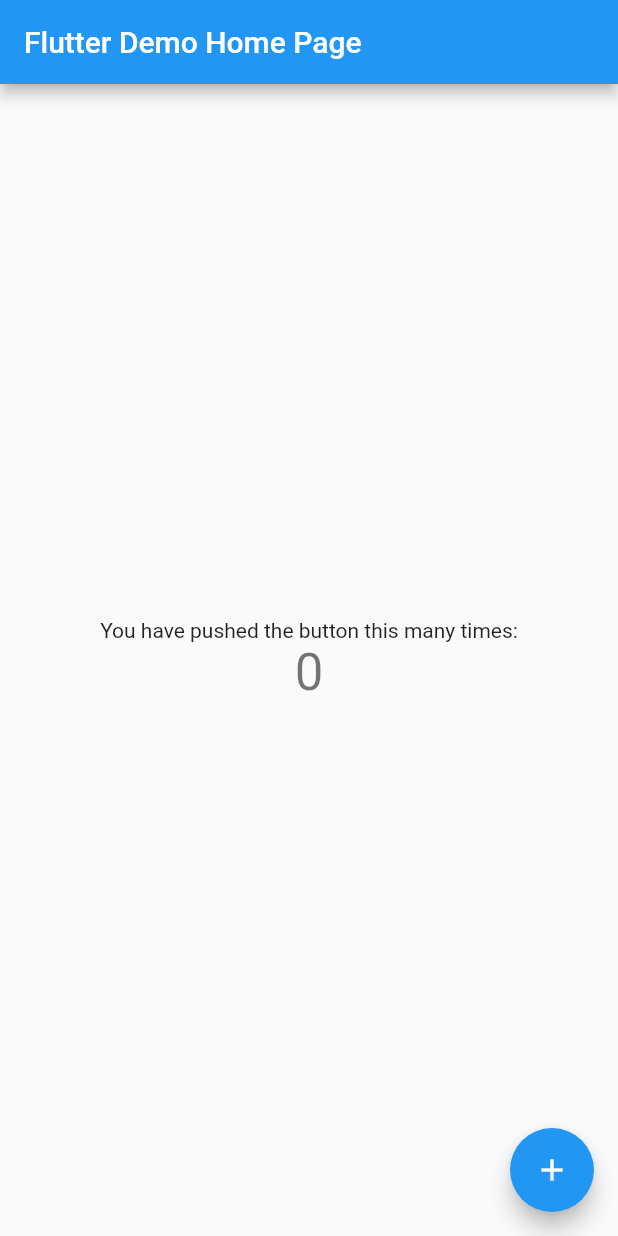
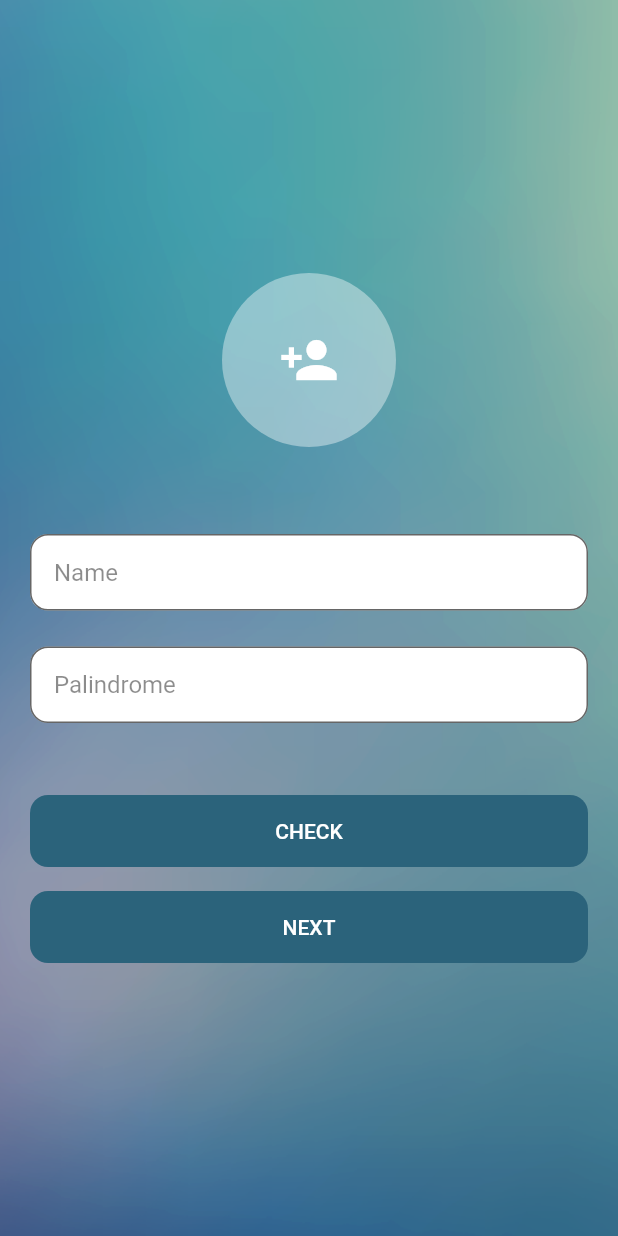
Before and after one commit to hamcuks/suitmedia-test, a Flutter app: the screen it shows after launch, on a phone screen of 412 x 824 dp. Run offline on Flutter 3.47's test engine with Material 2 defaults, Android fonts, the light colour scheme and no system bars.

Commit message:
feat: add home page, setup onGenerateRoute

```diff
--- a/lib/main.dart
+++ b/lib/main.dart
@@ -1,4 +1,6 @@
 import 'package:flutter/material.dart';
+import 'package:suitmedia_kampusmerdeka_tkd/pages/home_page.dart';
+import 'package:suitmedia_kampusmerdeka_tkd/router.dart';
 
 void main() {
   runApp(const MyApp());
@@ -7,109 +9,15 @@
 class MyApp extends StatelessWidget {
   const MyApp({super.key});
 
-  // This widget is the root of your application.
   @override
   Widget build(BuildContext context) {
     return MaterialApp(
-      title: 'Flutter Demo',
+      title: 'Suitmedia Test x Kampus Merdeka',
       theme: ThemeData(
-        // This is the theme of your application.
-        //
-        // Try running your application with "flutter run". You'll see the
-        // application has a blue toolbar. Then, without quitting the app, try
-        // changing the primarySwatch below to Colors.green and then invoke
-        // "hot reload" (press "r" in the console where you ran "flutter run",
-        // or simply save your changes to "hot reload" in a Flutter IDE).
-        // Notice that the counter didn't reset back to zero; the application
-        // is not restarted.
         primarySwatch: Colors.blue,
       ),
-      home: const MyHomePage(title: 'Flutter Demo Home Page'),
+      initialRoute: MyRouter.home,
+      onGenerateRoute: (settings) => MyRouter.onGenerateRoute(settings),
     );
   }
 }
-
-class MyHomePage extends StatefulWidget {
-  const MyHomePage({super.key, required this.title});
-
-  // This widget is the home page of your application. It is stateful, meaning
-  // that it has a State object (defined below) that contains fields that affect
-  // how it looks.
-
-  // This class is the configuration for the state. It holds the values (in this
-  // case the title) provided by the parent (in this case the App widget) and
-  // used by the build method of the State. Fields in a Widget subclass are
-  // always marked "final".
-
-  final String title;
-
-  @override
-  State<MyHomePage> createState() => _MyHomePageState();
-}
-
-class _MyHomePageState extends State<MyHomePage> {
-  int _counter = 0;
-
-  void _incrementCounter() {
-    setState(() {
-      // This call to setState tells the Flutter framework that something has
-      // changed in this State, which causes it to rerun the build method below
-      // so that the display can reflect the updated values. If we changed
-      // _counter without calling setState(), then the build method would not be
-      // called again, and so nothing would appear to happen.
-      _counter++;
-    });
-  }
-
-  @override
-  Widget build(BuildContext context) {
-    // This method is rerun every time setState is called, for instance as done
-    // by the _incrementCounter method above.
-    //
-    // The Flutter framework has been optimized to make rerunning build methods
-    // fast, so that you can just rebuild anything that needs updating rather
-    // than having to individually change instances of widgets.
-    return Scaffold(
-      appBar: AppBar(
-        // Here we take the value from the MyHomePage object that was created by
-        // the App.build method, and use it to set our appbar title.
-        title: Text(widget.title),
-      ),
-      body: Center(
-        // Center is a layout widget. It takes a single child and positions it
-        // in the middle of the parent.
-        child: Column(
-          // Column is also a layout widget. It takes a list of children and
-          // arranges them vertically. By default, it sizes itself to fit its
-          // children horizontally, and tries to be as tall as its parent.
-          //
-          // Invoke "debug painting" (press "p" in the console, choose the
-          // "Toggle Debug Paint" action from the Flutter Inspector in Android
-          // Studio, or the "Toggle Debug Paint" command in Visual Studio Code)
-          // to see the wireframe for each widget.
-          //
-          // Column has various properties to control how it sizes itself and
-          // how it positions its children. Here we use mainAxisAlignment to
-          // center the children vertically; the main axis here is the vertical
-          // axis because Columns are vertical (the cross axis would be
-          // horizontal).
-          mainAxisAlignment: MainAxisAlignment.center,
-          children: <Widget>[
-            const Text(
-              'You have pushed the button this many times:',
-            ),
-            Text(
-              '$_counter',
-              style: Theme.of(context).textTheme.headline4,
-            ),
-          ],
-        ),
-      ),
-      floatingActionButton: FloatingActionButton(
-        onPressed: _incrementCounter,
-        tooltip: 'Increment',
-        child: const Icon(Icons.add),
-      ), // This trailing comma makes auto-formatting nicer for build methods.
-    );
-  }
-}
--- /dev/null
+++ b/lib/pages/home_page.dart
@@ -0,0 +1,82 @@
+import 'package:flutter/material.dart';
+import 'package:suitmedia_kampusmerdeka_tkd/widgets/app_button.dart';
+import 'package:suitmedia_kampusmerdeka_tkd/widgets/app_input.dart';
+
+class HomePage extends StatefulWidget {
+  const HomePage({super.key});
+
+  @override
+  State<HomePage> createState() => _HomePageState();
+}
+
+class _HomePageState extends State<HomePage> {
+  final TextEditingController _nameController = TextEditingController();
+  final TextEditingController _palindromeController = TextEditingController();
+
+  @override
+  void dispose() {
+    _nameController.dispose();
+    _palindromeController.dispose();
+    super.dispose();
+  }
+
+  @override
+  Widget build(BuildContext context) {
+    return Scaffold(
+      body: Stack(
+        fit: StackFit.expand,
+        children: [
+          Image.asset(
+            'assets/background.png',
+            fit: BoxFit.cover,
+          ),
+          Padding(
+            padding: const EdgeInsets.all(20.0),
+            child: Column(
+              mainAxisAlignment: MainAxisAlignment.center,
+              children: [
+                _buildUserAddIcon(),
+                const SizedBox(height: 58),
+                AppInputForm(
+                  controller: _nameController,
+                  hint: 'Name',
+                ),
+                const SizedBox(height: 24),
+                AppInputForm(
+                  controller: _palindromeController,
+                  hint: 'Palindrome',
+                ),
+                const SizedBox(height: 48),
+                AppButton(
+                  label: 'CHECK',
+                  onPressed: () {},
+                ),
+                const SizedBox(height: 16),
+                AppButton(
+                  label: 'NEXT',
+                  onPressed: () {},
+                ),
+              ],
+            ),
+          )
+        ],
+      ),
+    );
+  }
+
+  Container _buildUserAddIcon() {
+    return Container(
+      width: 116,
+      height: 116,
+      decoration: BoxDecoration(
+        color: Colors.white.withOpacity(.4),
+        shape: BoxShape.circle,
+      ),
+      child: const Icon(
+        Icons.person_add,
+        color: Colors.white,
+        size: 40,
+      ),
+    );
+  }
+}
--- /dev/null
+++ b/lib/router.dart
@@ -0,0 +1,18 @@
+import 'package:flutter/cupertino.dart';
+import 'package:flutter/material.dart';
+import 'package:suitmedia_kampusmerdeka_tkd/pages/home_page.dart';
+
+class MyRouter {
+  static const home = '/home';
+  static const user = '/user';
+  static const chooseUser = '/choose-user';
+
+  static onGenerateRoute(RouteSettings settings) {
+    switch (settings.name) {
+      case home:
+        return MaterialPageRoute(builder: (context) => const HomePage());
+      default:
+        return MaterialPageRoute(builder: (context) => const HomePage());
+    }
+  }
+}
```
Also changed, not shown: pubspec.yaml (+6 -2 lines), assets/background.png (added), pubspec.lock.
